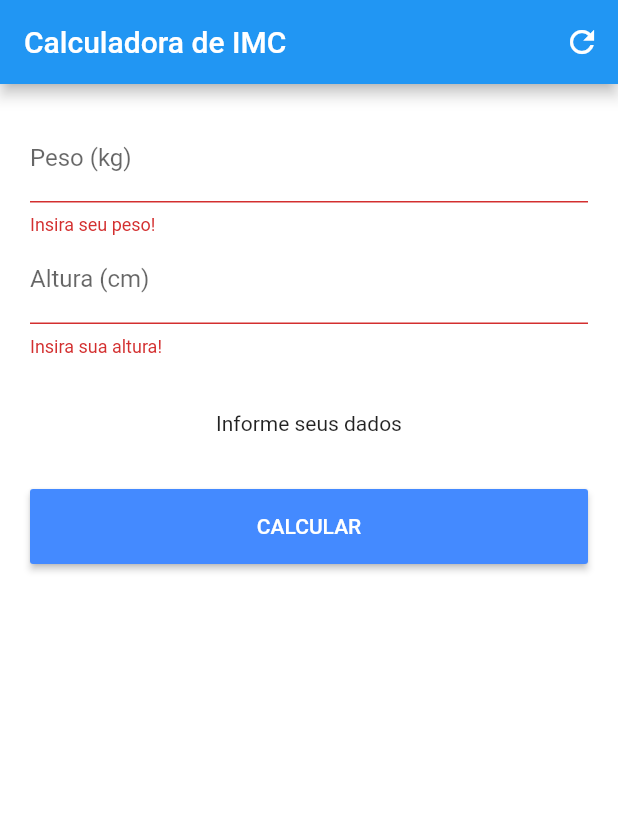
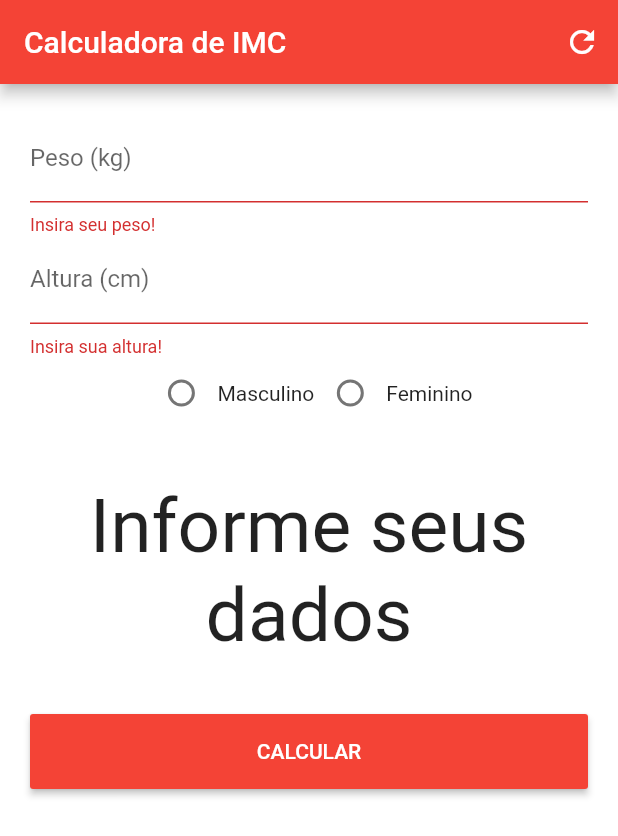
Before and after one commit to MayaraFreitas/Atividades-Flutter, a Flutter app: the screen it shows after launch, after a tap on "CALCULAR", on a phone screen of 412 x 824 dp. Shown: the top 836 px of the screen. Run offline on Flutter 3.47's test engine with Material 2 defaults, Android fonts, the phone set to English and light mode, and no system bars.

Commit message:
criando nova classe e adicionando genero

```diff
--- a/calculadora-imc/lib/main.dart
+++ b/calculadora-imc/lib/main.dart
@@ -1,4 +1,6 @@
 import 'package:flutter/material.dart';
+
+import 'model/pessoa.dart';
 
 void main() => runApp(MaterialApp(
       home: Home(),
@@ -11,11 +13,11 @@ class Home extends StatefulWidget {
 }
 
 class _HomeState extends State<Home> {
-  TextEditingController _weightController = TextEditingController();
-  TextEditingController _heightController = TextEditingController();
+
   GlobalKey<FormState> _formKey = GlobalKey<FormState>();
-
   String _result;
+  int groupValue;
+  Pessoa pessoa;
 
   @override
   void initState() {
@@ -24,41 +26,36 @@ class _HomeState extends State<Home> {
   }
 
   void resetFields() {
-    _weightController.text = '';
-    _heightController.text = '';
+
+    pessoa = new Pessoa();
     setState(() {
       _result = 'Informe seus dados';
     });
   }
 
-  void calculateImc() {
-    double weight = double.parse(_weightController.text);
-    double height = double.parse(_heightController.text) / 100.0;
-    double imc = weight / (height * height);
-
-    setState(() {
-      _result = "IMC = ${imc.toStringAsPrecision(2)}\n";
-      if (imc < 18.6)
-        _result += "Abaixo do peso";
-      else if (imc < 25)
-        _result += "Peso ideal";
-      else if (imc < 30)
-        _result += "Levemente acima do peso";
-      else if (imc < 35)
-        _result += "Obesidade Grau I";
-      else if (imc < 40)
-        _result += "Obesidade Grau II";
-      else
-        _result += "Obesidade Grau IIII";
+  void mudarRadioButton(int value){
+    print("V: " + value.toString());
+    pessoa.genero = value;
+    setState((){
+      groupValue = value;
     });
   }
+
+Widget listTest(){
+    return Text(
+        _result, textAlign: TextAlign.center,
+        style: new TextStyle(
+          fontSize: 50.00
+        ),
+      );
+}
 
   @override
   Widget build(BuildContext context) {
     return Scaffold(
         appBar: AppBar(
           title: Text('Calculadora de IMC'),
-          backgroundColor: Colors.blue,
+          backgroundColor: Colors.red,
           actions: <Widget>[
             IconButton(
               icon: Icon(Icons.refresh),
@@ -79,7 +76,7 @@ class _HomeState extends State<Home> {
                     TextFormField(
                       keyboardType: TextInputType.number,
                       decoration: InputDecoration(labelText: 'Peso (kg)'),
-                      controller: _weightController,
+                      controller: pessoa.weightController,
                       validator: (text) {
                         return text.isEmpty ? "Insira seu peso!" : null;
                       },
@@ -87,24 +84,43 @@ class _HomeState extends State<Home> {
                     TextFormField(
                       keyboardType: TextInputType.number,
                       decoration: InputDecoration(labelText: 'Altura (cm)'),
-                      controller: _heightController,
+                      controller: pessoa.heightController,
                       validator: (text) {
                         return text.isEmpty ? "Insira sua altura!" : null;
                       },
                     ),
+                    Row(
+                      mainAxisAlignment: MainAxisAlignment.center,
+                      children: <Widget>[
+                        Radio(
+                          value: 1,
+                          activeColor: Colors.red,
+                          groupValue: groupValue,
+                          onChanged: (int e) => mudarRadioButton(e),
+                        ),
+                        Text("Masculino"),
+                        Radio(
+                          value: 2,
+                          activeColor: Colors.red,
+                          groupValue: groupValue,
+                          onChanged: (int e) => mudarRadioButton(e),
+                        ),
+                        Text("Feminino"),
+                      ],
+                    ),
                     Padding(
                       padding: EdgeInsets.only(top: 36.0),
-                      child: Text(_result, textAlign: TextAlign.center,),
+                      child: listTest()
                     ),
                     Padding(
                         padding: EdgeInsets.symmetric(vertical: 36.0),
                         child: Container(
                             height: 50,
                             child: RaisedButton(
-                              color: Colors.blueAccent,
+                              color: Colors.red,
                               onPressed: () {
                                 if (_formKey.currentState.validate()) {
-                                  calculateImc();
+                                  setState(() { _result = pessoa.calculateImc(); });
                                 }
                               },
                               child: Text('CALCULAR', style: TextStyle(color: Colors.white)),
--- /dev/null
+++ b/calculadora-imc/lib/model/pessoa.dart
@@ -0,0 +1,62 @@
+import 'package:flutter/cupertino.dart';
+
+class Pessoa{
+
+  static const _masculino = 1;
+  static const _feminino = 2;
+
+  TextEditingController weightController = TextEditingController();
+  TextEditingController heightController = TextEditingController();
+  int genero; // (1) Masculino | (2) Feminino
+
+  Pessoa(){
+    weightController.text = '';
+    heightController.text = '';
+    genero = null;
+  }
+
+  String calculateImc() {
+
+    double weight = double.parse(weightController.text);
+    double height = double.parse(heightController.text) / 100.0;
+    double imc = weight / (height * height);
+    String imcStr = "IMC = ${imc.toStringAsPrecision(2)}\n";
+
+    if(genero == _masculino){
+      return imcMasculino(imc, imcStr);
+    }
+    else if(genero == _feminino){
+      return imcFeminino(imc, imcStr);
+    }
+    else{
+      return "Ops! Genero Não definido";
+    }
+  }
+
+  String imcMasculino(double imc, String imcStr){
+
+    if (imc < 20.7)
+      return imcStr += "Abaixo do peso";
+    else if (imc <= 26.4)
+      return imcStr += "Peso ideal";
+    else if (imc <= 27.8)
+      return imcStr += "Levemente acima do peso";
+    else if (imc <= 31.1)
+      return imcStr += "Acima do peso";
+    else
+      return imcStr += "Obesidade";
+  }
+
+  String imcFeminino(double imc, String imcStr){
+    if (imc < 19.1)
+      return imcStr += "Abaixo do peso";
+    else if (imc <= 25.8)
+      return imcStr += "Peso ideal";
+    else if (imc <= 27.3)
+      return imcStr += "Levemente acima do peso";
+    else if (imc <= 32.3)
+      return imcStr += "Acima do peso";
+    else
+      return imcStr += "Obesidade";
+  }
+}
```
